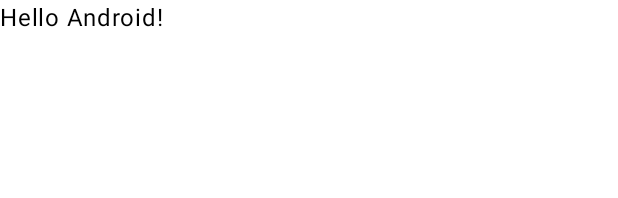
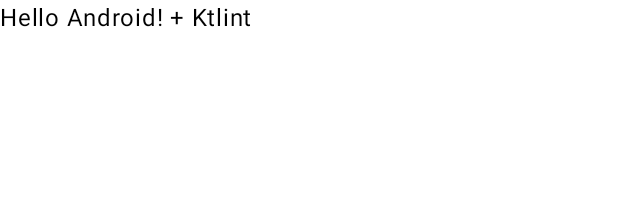
Before and after one commit to harry7408/Github-Jira-Connect, an Android app built with Jetpack Compose: the @Preview function GreetingPreview, on a phone screen of 412 x 824 dp. Shown: the top 198 px of the screen. Run offline under Robolectric (Android 15) with nearby library versions, the phone set to English and light mode, and no system bars.

Commit message:
[Chore] : text 수정

```diff
--- a/app/src/main/java/com/harry/myapp/github_jira_connect/MainActivity.kt
+++ b/app/src/main/java/com/harry/myapp/github_jira_connect/MainActivity.kt
@@ -33,7 +33,7 @@ class MainActivity : ComponentActivity() {
 @Composable
 fun Greeting(name: String, modifier: Modifier = Modifier) {
     Text(
-        text = "Hello $name!",
+        text = "Hello $name! + Ktlint",
         modifier = modifier
     )
 }
```
